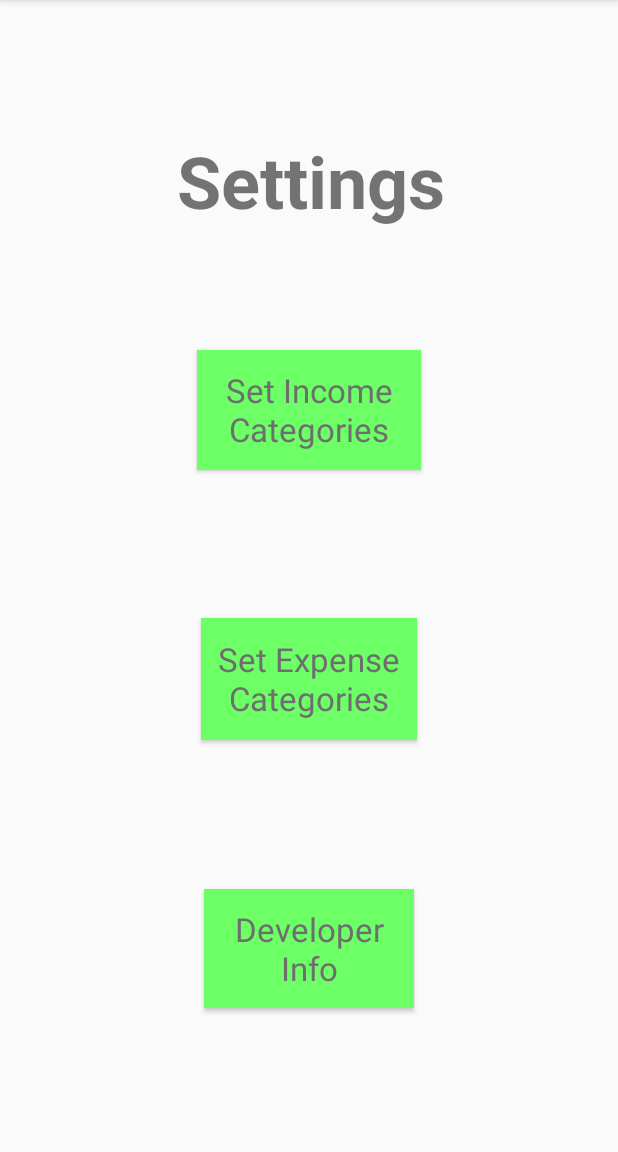
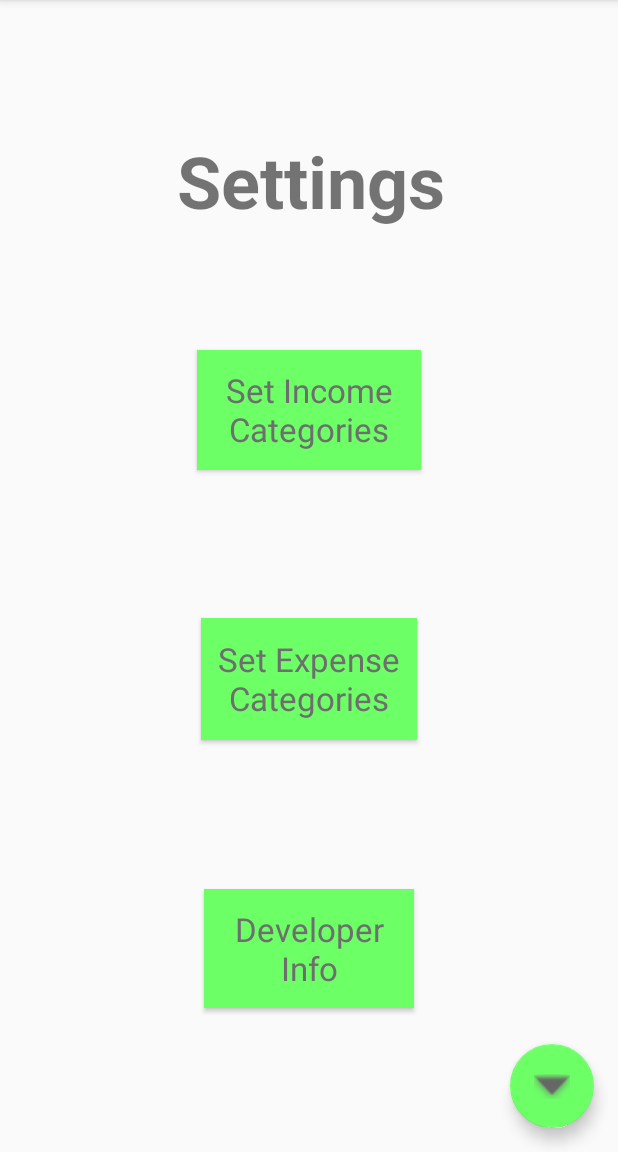
Before and after one commit to WSU-4110/Budget-Minimalism, an Android app: the settingsPage screen opened directly, with no data from a screen before it, on a phone screen of 412 x 824 dp, the part 84-1236 px from its top. Run offline under Robolectric (Android 15) with nearby library versions, the phone set to English and light mode, and no system bars.

Commit message:
added back button to settings page

```diff
--- a/BudgetMinimalism/app/src/main/res/layout/activity_set_income_categories.xml
+++ b/BudgetMinimalism/app/src/main/res/layout/activity_set_income_categories.xml
@@ -215,7 +215,7 @@
         android:textSize="18sp"
         android:typeface="normal"
         app:layout_constraintEnd_toStartOf="@+id/editText2"
-        app:layout_constraintHorizontal_bias="0.8"
+        app:layout_constraintHorizontal_bias="1.0"
         app:layout_constraintStart_toStartOf="parent"
         app:layout_constraintTop_toTopOf="parent" />
 
--- a/BudgetMinimalism/app/src/main/res/layout/activity_settings_page.xml
+++ b/BudgetMinimalism/app/src/main/res/layout/activity_settings_page.xml
@@ -5,6 +5,18 @@
     android:layout_width="match_parent"
     android:layout_height="match_parent"
     tools:context=".settingsPage">
+
+    <com.google.android.material.floatingactionbutton.FloatingActionButton
+        android:id="@+id/fab2"
+        android:layout_width="wrap_content"
+        android:layout_height="wrap_content"
+        android:layout_gravity="bottom|end"
+        android:layout_margin="@dimen/fab_margin"
+        android:tint="#676767"
+        app:backgroundTint="#6cff66"
+        app:layout_constraintBottom_toBottomOf="parent"
+        app:layout_constraintEnd_toEndOf="parent"
+        app:srcCompat="@android:drawable/arrow_down_float" />
 
     <TextView
         android:id="@+id/textView"
```
